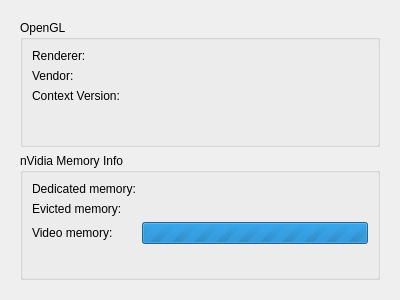
Old version of the form src/DGLGui/ui/dglgpuview.ui in the repository scygan/debugler.
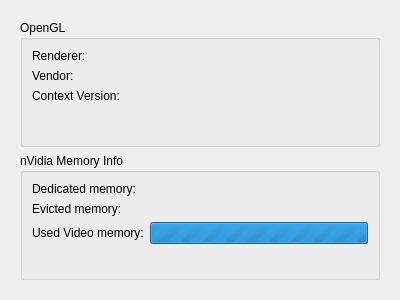
New version of the form.

Diff of the .ui file:
```diff
--- a/src/DGLGui/ui/dglgpuview.ui
+++ b/src/DGLGui/ui/dglgpuview.ui
@@ -86,7 +86,7 @@
          <item row="3" column="0">
           <widget class="QLabel" name="label_5">
            <property name="text">
-            <string>Video memory:</string>
+            <string>Used Video memory:</string>
            </property>
           </widget>
          </item>
```
